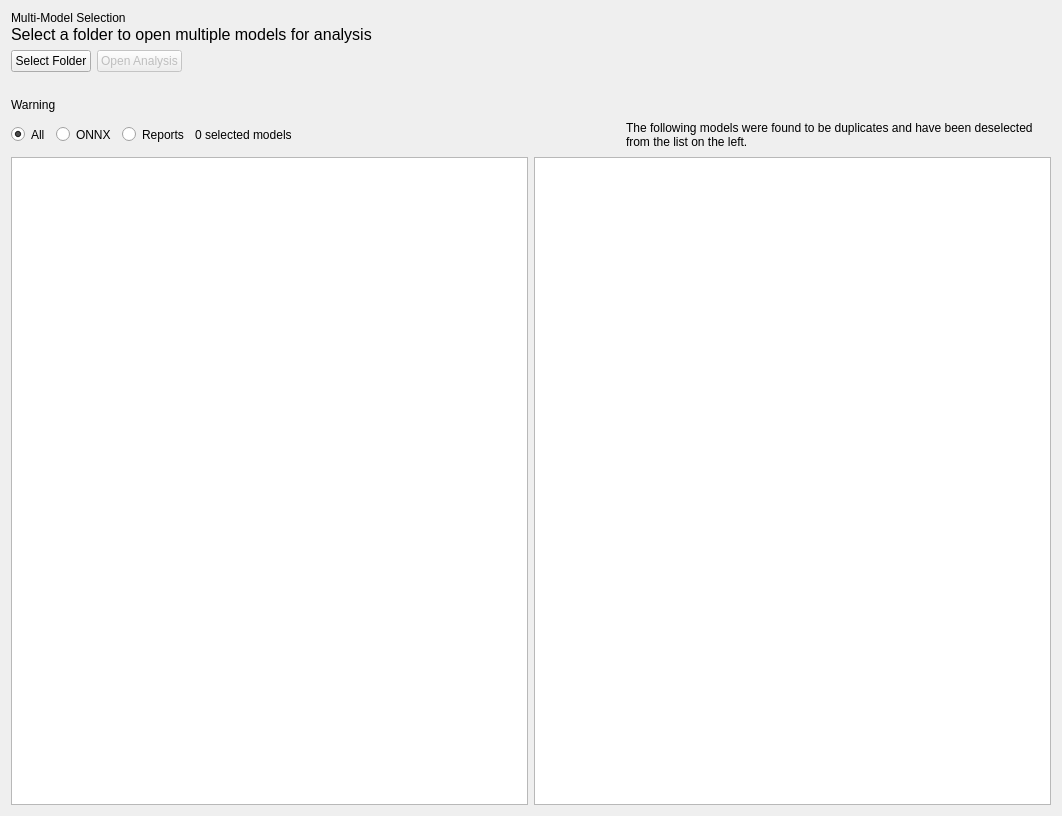
First picture: the form in src/digest/ui/multimodelselection_page.ui, repository onnx/digestai, before the edit.
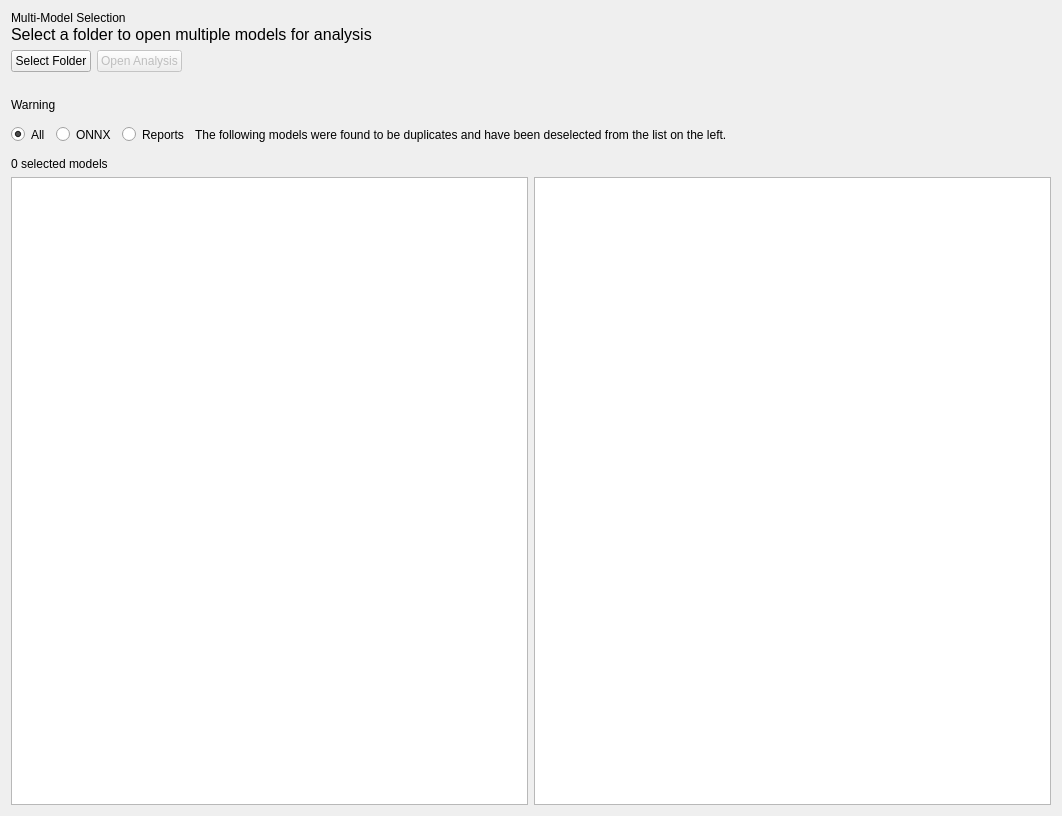
Second picture: the form after the edit.

```diff
--- a/src/digest/ui/multimodelselection_page.ui
+++ b/src/digest/ui/multimodelselection_page.ui
@@ -218,21 +218,20 @@
        </property>
       </widget>
      </item>
-     <item>
-      <widget class="QLabel" name="numSelectedLabel">
-       <property name="styleSheet">
-        <string notr="true"/>
-       </property>
-       <property name="text">
-        <string>0 selected models</string>
-       </property>
-       <property name="wordWrap">
-        <bool>true</bool>
-       </property>
-      </widget>
-     </item>
-     <item>
+     <item alignment="">
       <widget class="QLabel" name="duplicateLabel">
+       <property name="sizePolicy">
+        <sizepolicy hsizetype="Preferred" vsizetype="Preferred">
+         <horstretch>0</horstretch>
+         <verstretch>0</verstretch>
+        </sizepolicy>
+       </property>
+       <property name="minimumSize">
+        <size>
+         <width>550</width>
+         <height>0</height>
+        </size>
+       </property>
        <property name="styleSheet">
         <string notr="true"/>
        </property>
@@ -244,8 +243,34 @@
        </property>
       </widget>
      </item>
+     <item>
+      <spacer name="horizontalSpacer_2">
+       <property name="orientation">
+        <enum>Qt::Orientation::Horizontal</enum>
+       </property>
+       <property name="sizeHint" stdset="0">
+        <size>
+         <width>40</width>
+         <height>20</height>
+        </size>
+       </property>
+      </spacer>
+     </item>
     </layout>
    </item>
+   <item>
+    <widget class="QLabel" name="numSelectedLabel">
+     <property name="styleSheet">
+      <string notr="true"/>
+     </property>
+     <property name="text">
+      <string>0 selected models</string>
+     </property>
+     <property name="wordWrap">
+      <bool>true</bool>
+     </property>
+    </widget>
+   </item>
    <item>
     <layout class="QHBoxLayout" name="columnsLayout">
      <item>
```
